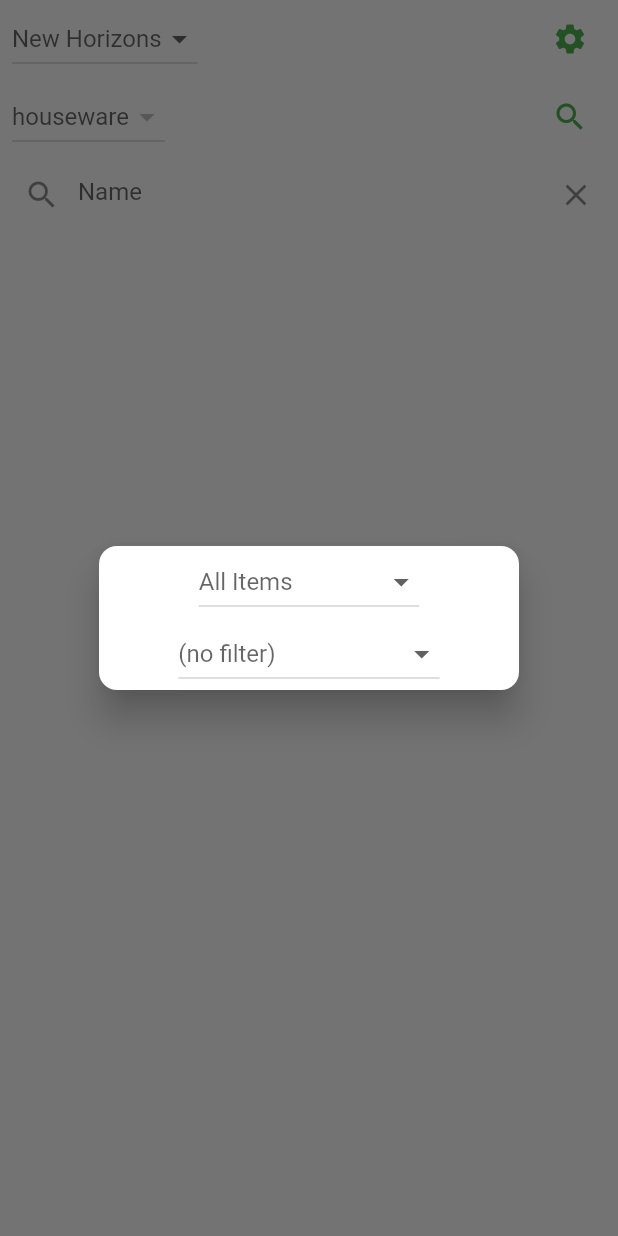
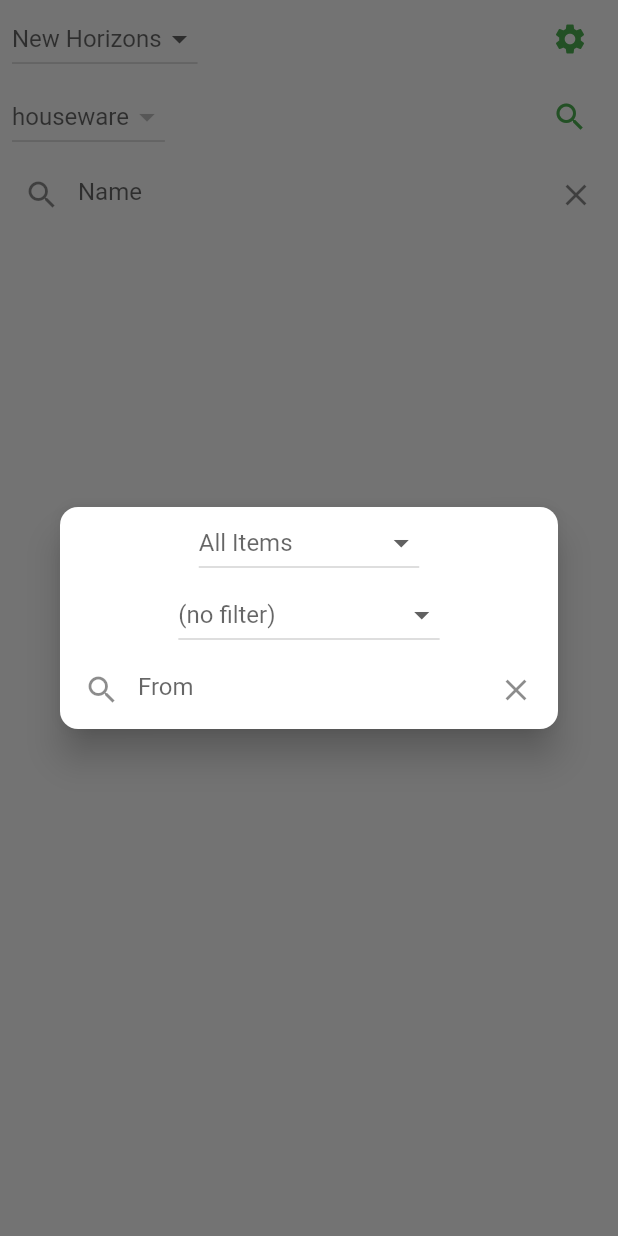
Before and after one commit to armlesswunder/accFlutter, a Flutter app: the screen it shows after launch, after a tap on the "search" icon, on a phone screen of 412 x 824 dp. Run offline on Flutter 3.47's test engine with Material 2 defaults, Android fonts, the light colour scheme and no system bars; our stand-ins replace drift, shared_preferences; accounts and stored records are empty; generated files the repository leaves out were written again; statements that could not run were skipped.

Commit message:
pre multi tables work

```diff
--- a/animal_crossing_catalog_flutter/lib/main.dart
+++ b/animal_crossing_catalog_flutter/lib/main.dart
@@ -62,10 +62,12 @@
   String game = defaultGame;
   String gameDisplay = "New Horizons";
   String type = defaultType;
+  String from = "";
 
   int selectedFilter = FILTER_SELECTED_ALL;
 
   final TextEditingController _controller = TextEditingController();
+  final TextEditingController _fromController = TextEditingController();
 
   @override
   void initState() {
@@ -134,7 +136,7 @@
     displayList.clear();
     masterList.addAll(r);
     displayList.addAll(masterList);
-    filter();
+    filter(text: _controller.value.text);
     setState(() {
     });
   }
@@ -143,10 +145,19 @@
     filter(text: text);
   }
 
+  void onFromSearchChanged(String text) async {
+    from = text;
+    filter(text: _controller.text);
+  }
+
   void filter({String text = ''}) {
     displayList = <Map<String, dynamic>>[];
     for (int i = 0; i < masterList.length; i++) {
-      if (masterList[i]['Name'].toString().toUpperCase().replaceAll('-', ' ').contains(text.toUpperCase().replaceAll('-', ' '))) displayList.add(masterList[i]);
+      if (masterList[i]['Name'].toString().toUpperCase().replaceAll('-', ' ').contains(text.toUpperCase().replaceAll('-', ' '))) {
+        if (masterList[i]['From'] == null || masterList[i]['From'].toString().toUpperCase().replaceAll('-', ' ').contains(from.toUpperCase().replaceAll('-', ' '))) {
+          displayList.add(masterList[i]);
+        }
+      }
     }
 
     if (selectedFilter > 0) {
@@ -290,10 +301,12 @@
     var items = <Widget>[];
 
     for (String key in data.keys) {
+      if (!["From", "Index", "Selected"].contains(key)) {
         items.add(Padding(
-        padding:  const EdgeInsets.all(15.0),
+          padding: const EdgeInsets.all(15.0),
           child: Text('$key: ${data[key]}'),
         ));
+      }
     }
 
     return Dialog(
@@ -311,7 +324,8 @@
     return Dialog(
       elevation: 10,
       shape: RoundedRectangleBorder(borderRadius: BorderRadius.circular(12.0)),
-      child: Column(
+      child: StatefulBuilder(builder: (BuildContext context, state) {
+        return Column(
           mainAxisSize: MainAxisSize.min,
           mainAxisAlignment: MainAxisAlignment.center,
           children: [
@@ -326,7 +340,8 @@
           onChanged: (s) {
             selectedFilter = filterSelectedChoices.indexOf(s!);
             setPrefs();
-          filter();
+            filter(text: _controller.value.text);
+            state((){});
           }),
         DropdownButton<String>(
             hint: Text(monthDisplay[selectedMonth]),
@@ -340,9 +355,31 @@
               selectedMonth = monthDisplay.indexOf(s!);
               setPrefs();
               getData();
+              state((){});
             }),
+            Padding(
+              padding: const EdgeInsets.symmetric(horizontal: 4, vertical: 2),
+              child: TextField(
+                controller: _fromController,
+                onChanged: onFromSearchChanged,
+                decoration: InputDecoration(
+                  hintText: 'From',
+                  prefixIcon: const Icon(Icons.search),
+                  suffixIcon: IconButton(
+                    onPressed: () {
+                      _fromController.text = "";
+                      onFromSearchChanged("");
+                    },
+                    icon: const Icon(Icons.clear),
+                  ),
+                  border: InputBorder.none,
+                ),
+              ),
+            ),
           ],
-      ),
+        );
+      }
+      )
     );
   }
 
@@ -388,11 +425,11 @@
   Widget typeDropDown() {
     return Container(
         child: DropdownButton<String>(
-            hint: Text(type),
+          hint: Text(type.replaceAll('_', ' ')),
           items: typeTable.map((String value) {
             return DropdownMenuItem<String>(
               value: value,
-                child: Text(value),
+              child: Text(value.replaceAll('_', ' ')),
             );
           }).toList(),
           onChanged: (s) {
```
Lines whose indentation alone changed are shown as unchanged.
